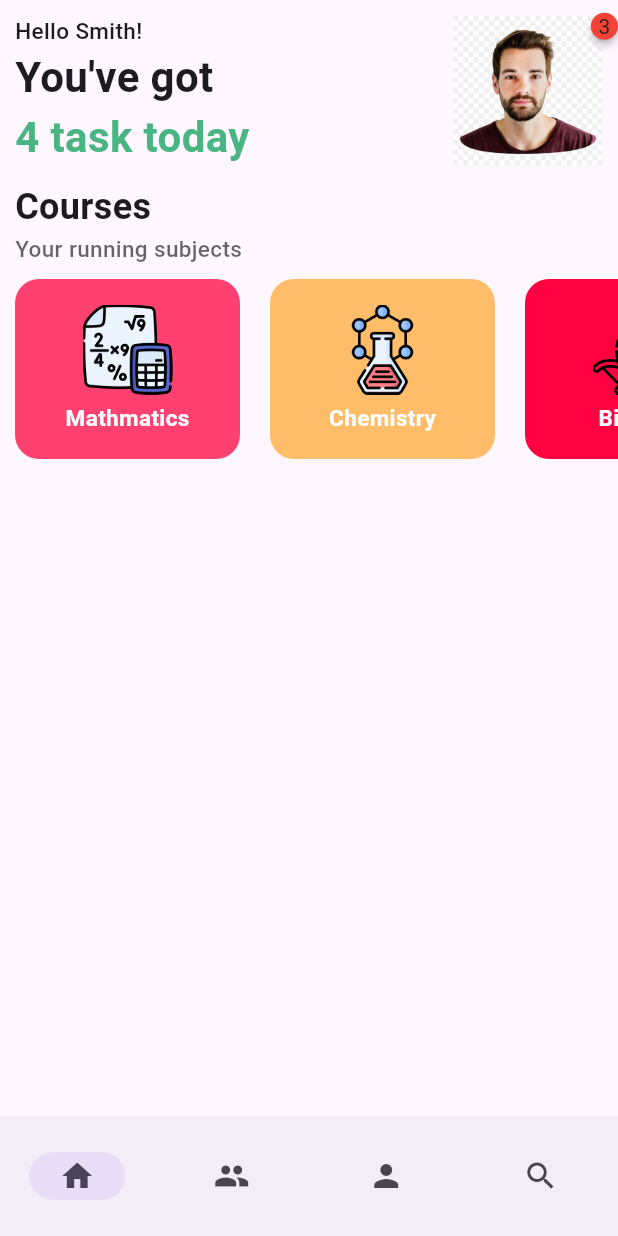
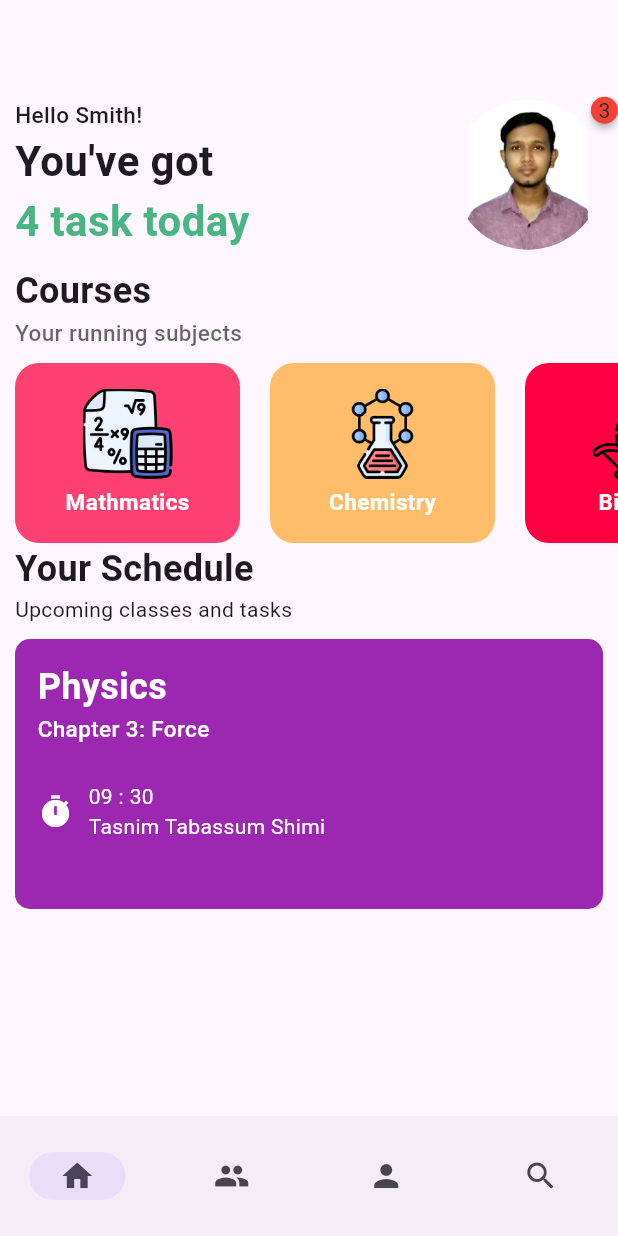
Before and after one commit to mahabubulhasibshawon/ClassManagement, a Flutter app: the screen it shows after launch, on a phone screen of 412 x 824 dp. Run offline on Flutter 3.47's test engine with Material 3 defaults, Android fonts, the phone set to English and light mode, and no system bars; drawn by our look-alikes of badges.

Commit message:
add schedule component

```diff
--- a/lib/component/header_component.dart
+++ b/lib/component/header_component.dart
@@ -1,3 +1,4 @@
+import 'package:badges/badges.dart';
 import 'package:flutter/material.dart';
 import 'package:badges/badges.dart' as badges;
 import '../style/app_color.dart';
@@ -36,14 +37,33 @@ class HeaderComponent extends StatelessWidget {
             ],
           ),
           //   img
-          const badges.Badge(
-            badgeContent: Text('3'),
-            child: Image(
-              image: AssetImage('assets/images/profile.png'),
-              width: 100,
-              height: 100,
+          // const badges.Badge(
+          //   badgeContent: Text('3'),
+          //   // child: Icon(Icons.person, size: 80,)
+          //   child: Image(
+          //     image: AssetImage('assets/images/pro.jpg'),
+          //     width: 100,
+          //     height: 100,
+          //   ),
+          // ),
+          badges.Badge(
+            // badgeColor: Colors.red,
+            position: BadgePosition.topEnd(),
+            badgeContent: const Text('3'), // this is not a valid parameter, use child instead
+            child: Container(
+              decoration: BoxDecoration(
+                borderRadius: BorderRadius.circular(20.0),
+              ),
+              child: ClipRRect(
+                borderRadius: BorderRadius.circular(50.0),
+                child: const Image(
+                    image: AssetImage('assets/images/pro.jpg'),
+                  height: 100,
+                  width: 100,
+                ), // replace with your image
+              ),
             ),
-          ),
+          )
         ],
       ),
     );
--- a/lib/component/schedule_component.dart
+++ b/lib/component/schedule_component.dart
@@ -0,0 +1,80 @@
+import 'package:flutter/material.dart';
+
+class ScheduleComponent extends StatelessWidget {
+  const ScheduleComponent({super.key});
+
+  @override
+  Widget build(BuildContext context) {
+    return Padding(
+      padding: const EdgeInsets.symmetric(horizontal: 10.0),
+      child: Column(
+        crossAxisAlignment: CrossAxisAlignment.stretch,
+        children: [
+          const Text(
+            'Your Schedule',
+            style: TextStyle(fontWeight: FontWeight.bold, fontSize: 24),
+          ),
+          //   2nd txt
+          const Text('Upcoming classes and tasks'),
+          const SizedBox(
+            height: 10,
+          ),
+          //   container
+          Container(
+            height: 180,
+            decoration: BoxDecoration(
+              color: Colors.purple,
+              borderRadius: BorderRadius.circular(10),
+            ),
+            child: const Column(
+              crossAxisAlignment: CrossAxisAlignment.stretch,
+              children: [
+                Padding(
+                  padding: EdgeInsets.only(left: 15.0, top: 15),
+                  child: Text(
+                    'Physics',
+                    style: TextStyle(fontSize: 24, fontWeight: FontWeight.bold , color: Colors.white),
+                  ),
+                ),
+                Padding(
+                  padding: EdgeInsets.symmetric(horizontal: 15.0),
+                  child: Text(
+                    'Chapter 3: Force',
+                    style: TextStyle(color: Colors.white, fontSize: 15, fontWeight: FontWeight.w500),
+                  ),
+                ),
+                SizedBox(height: 10,),
+                Padding(
+                  padding: EdgeInsets.all(15.0),
+                  child: Row(
+                    children: [
+                      Column(
+                        children: [
+                          Icon(Icons.timer, color: Colors.white,),
+                        ],
+                      ),
+                      SizedBox(width: 10,),
+                      Column(
+                        crossAxisAlignment: CrossAxisAlignment.start,
+                        children: [
+                          Text(
+                            '09 : 30',
+                            style: TextStyle(color: Colors.white),
+                          ),
+                          Text(
+                            'Tasnim Tabassum Shimi',
+                            style: TextStyle(color: Colors.white),
+                          )
+                        ],
+                      )
+                    ],
+                  ),
+                )
+              ],
+            ),
+          )
+        ],
+      ),
+    );
+  }
+}
--- a/lib/screens/home_screen.dart
+++ b/lib/screens/home_screen.dart
@@ -1,9 +1,7 @@
 import 'package:flutter/material.dart';
 import 'package:layout/component/header_component.dart';
-
+import 'package:layout/component/schedule_component.dart';
 import '../component/course_component.dart';
-
-
 
 class HomeScreen extends StatelessWidget {
   const HomeScreen({super.key});
@@ -11,11 +9,13 @@ class HomeScreen extends StatelessWidget {
   @override
   Widget build(BuildContext context) {
     return Scaffold(
+      appBar: AppBar(),
       body: const Column(
         crossAxisAlignment: CrossAxisAlignment.stretch,
         children: [
           HeaderComponent(),
-          CourseComponent()
+          CourseComponent(),
+          ScheduleComponent()
         ],
       ),
       bottomNavigationBar: NavigationBar(
```
Also changed, not shown: assets/images/pro.jpg (added).
